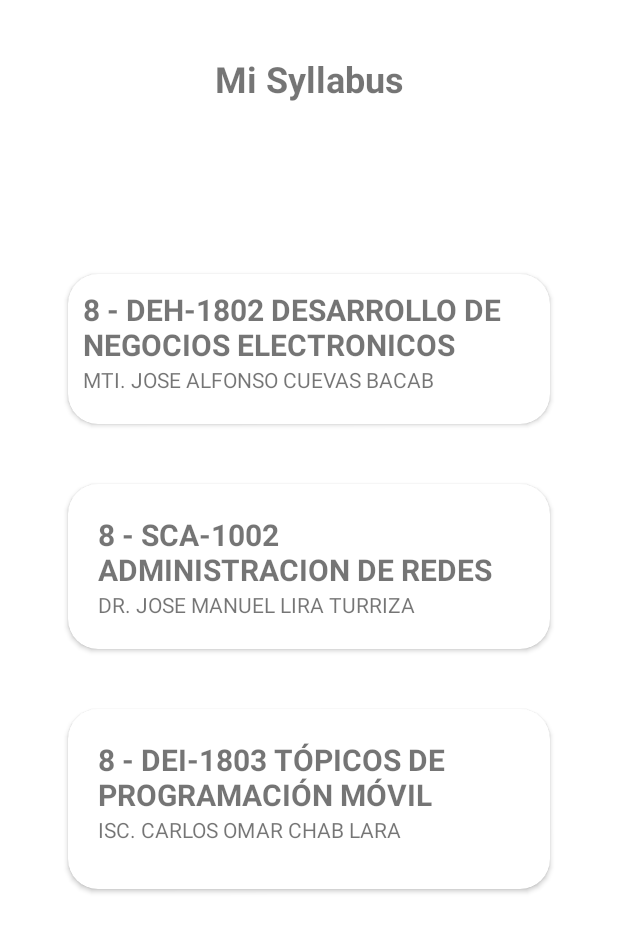
After one commit to RusselUc/ITESCAM, an Android app: the ControlEscolar screen opened directly, with no data from a screen before it, on a phone screen of 412 x 824 dp. The commit adds this screen. Shown: the top 932 px of the screen. Run offline under Robolectric (Android 15) with nearby library versions, the phone set to English and light mode, and no system bars; Roboto replaces fonts that are not available here.

Commit message:
Syllabus

```diff
--- a/mobilFrontend/app/src/main/AndroidManifest.xml
+++ b/mobilFrontend/app/src/main/AndroidManifest.xml
@@ -10,6 +10,9 @@
         android:supportsRtl="true"
         android:theme="@style/Theme.ITESCAM">
         <activity
+            android:name=".view.ControlEscolar"
+            android:exported="false" />
+        <activity
             android:name=".view.LoginActivity"
             android:exported="false" />
         <activity
@@ -17,8 +20,7 @@
             android:exported="false" />
         <activity
             android:name=".view.MainActivity"
-            android:exported="true"
-            >
+            android:exported="true">
             <intent-filter>
                 <action android:name="android.intent.action.MAIN" />
 
--- /dev/null
+++ b/mobilFrontend/app/src/main/java/com/example/itescam/view/ControlEscolar.java
@@ -0,0 +1,19 @@
+package com.example.itescam.view;
+
+import androidx.appcompat.app.AppCompatActivity;
+
+import android.os.Bundle;
+
+import com.example.itescam.R;
+
+public class ControlEscolar extends AppCompatActivity {
+
+    @Override
+    protected void onCreate(Bundle savedInstanceState) {
+        super.onCreate(savedInstanceState);
+        setContentView(R.layout.activity_control_escolar);
+    }
+
+
+
+}
--- a/mobilFrontend/app/src/main/java/com/example/itescam/view/dashboard.java
+++ b/mobilFrontend/app/src/main/java/com/example/itescam/view/dashboard.java
@@ -1,9 +1,12 @@
 package com.example.itescam.view;
 import androidx.appcompat.app.AppCompatActivity;
+
+import android.content.Intent;
 import android.os.Bundle;
 import android.view.View;
 import android.widget.ImageView;
 import android.widget.LinearLayout;
+import android.widget.TextView;
 
 import com.example.itescam.R;
 
@@ -11,6 +14,8 @@ public class dashboard extends AppCompatActivity {
 
     ImageView logo;
     LinearLayout menu;
+
+    LinearLayout syllabus;
 
     @Override
     protected void onCreate(Bundle savedInstanceState) {
@@ -20,8 +25,22 @@ public class dashboard extends AppCompatActivity {
         logo = findViewById(R.id.logoDashboard);
         menu = findViewById(R.id.llmenu);
 
+        syllabus = findViewById(R.id.btnSyllabus);
+
+        syllabus.setOnClickListener(new View.OnClickListener() {
+            @Override
+            public void onClick(View view) {
+                goToSyllabus();
+            }
+        });
+
         animation_view(logo);
         animation_view(menu);
+    }
+
+    public void goToSyllabus() {
+        Intent i = new Intent(this, ControlEscolar.class);
+        startActivity(i);
     }
 
     public void animation_view(View view){
--- /dev/null
+++ b/mobilFrontend/app/src/main/res/layout/activity_control_escolar.xml
@@ -0,0 +1,126 @@
+<?xml version="1.0" encoding="utf-8"?>
+<androidx.constraintlayout.widget.ConstraintLayout xmlns:android="http://schemas.android.com/apk/res/android"
+    xmlns:app="http://schemas.android.com/apk/res-auto"
+    xmlns:tools="http://schemas.android.com/tools"
+    android:layout_width="match_parent"
+    android:layout_height="match_parent"
+    tools:context=".view.ControlEscolar">
+
+    <TextView
+        android:id="@+id/textView2"
+        android:layout_width="wrap_content"
+        android:layout_height="wrap_content"
+        android:layout_marginTop="36dp"
+        android:text="Mi Syllabus"
+        android:textSize="24sp"
+        android:textStyle="bold"
+        app:layout_constraintEnd_toEndOf="parent"
+        app:layout_constraintStart_toStartOf="parent"
+        app:layout_constraintTop_toTopOf="parent" />
+
+    <LinearLayout
+        android:id="@+id/linearLayout2"
+        android:layout_width="361dp"
+        android:layout_height="504dp"
+        android:layout_marginBottom="64dp"
+        android:orientation="vertical"
+        app:layout_constraintBottom_toBottomOf="parent"
+        app:layout_constraintEnd_toEndOf="parent"
+        app:layout_constraintStart_toStartOf="parent"
+        app:layout_constraintTop_toBottomOf="@+id/textView2">
+
+        <androidx.cardview.widget.CardView
+            android:layout_width="match_parent"
+            android:layout_height="wrap_content"
+            android:layout_margin="20dp"
+            android:elevation="10dp"
+            app:cardCornerRadius="20dp"
+            app:contentPadding="10dp">
+
+            <LinearLayout
+                android:layout_width="match_parent"
+                android:layout_height="match_parent"
+                android:orientation="vertical">
+
+                <TextView
+                    android:id="@+id/textView13"
+                    android:layout_width="match_parent"
+                    android:layout_height="wrap_content"
+                    android:text="8 - DEH-1802 DESARROLLO DE NEGOCIOS ELECTRONICOS"
+                    android:textSize="20sp"
+                    android:textStyle="bold" />
+
+                <TextView
+                    android:id="@+id/txtView1"
+                    android:layout_width="match_parent"
+                    android:layout_height="29dp"
+                    android:text="MTI. JOSE ALFONSO CUEVAS BACAB"
+                    android:textSize="14sp" />
+
+            </LinearLayout>
+        </androidx.cardview.widget.CardView>
+
+        <androidx.cardview.widget.CardView
+            android:layout_width="match_parent"
+            android:layout_height="wrap_content"
+            android:layout_margin="20dp"
+            android:elevation="10dp"
+            app:cardCornerRadius="20dp"
+            app:contentPadding="20dp">
+
+            <LinearLayout
+                android:layout_width="match_parent"
+                android:layout_height="match_parent"
+                android:orientation="vertical">
+
+                <TextView
+                    android:id="@+id/textView11"
+                    android:layout_width="match_parent"
+                    android:layout_height="wrap_content"
+                    android:text="8 - SCA-1002 ADMINISTRACION DE REDES"
+                    android:textSize="20sp"
+                    android:textStyle="bold" />
+
+                <TextView
+                    android:id="@+id/txtView2"
+                    android:layout_width="match_parent"
+                    android:layout_height="wrap_content"
+                    android:text="DR. JOSE MANUEL LIRA TURRIZA" />
+            </LinearLayout>
+        </androidx.cardview.widget.CardView>
+
+        <androidx.cardview.widget.CardView
+            android:layout_width="match_parent"
+            android:layout_height="wrap_content"
+            android:layout_margin="20dp"
+            android:elevation="10dp"
+            app:cardCornerRadius="20dp"
+            app:contentPadding="20dp">
+
+            <LinearLayout
+                android:layout_width="match_parent"
+                android:layout_height="match_parent"
+                android:animateLayoutChanges="true"
+                android:orientation="vertical">
+
+                <TextView
+                    android:id="@+id/textView16"
+                    android:layout_width="match_parent"
+                    android:layout_height="wrap_content"
+                    android:text="8 - DEI-1803 TÓPICOS DE PROGRAMACIÓN MÓVIL  "
+                    android:textSize="20sp"
+                    android:textStyle="bold" />
+
+                <TextView
+                    android:id="@+id/txtView3"
+                    android:layout_width="match_parent"
+                    android:layout_height="29dp"
+                    android:text="ISC. CARLOS OMAR CHAB LARA"
+                    android:textSize="14sp" />
+
+            </LinearLayout>
+        </androidx.cardview.widget.CardView>
+
+    </LinearLayout>
+
+</androidx.constraintlayout.widget.ConstraintLayout>
--- a/mobilFrontend/app/src/main/res/layout/activity_dashboard.xml
+++ b/mobilFrontend/app/src/main/res/layout/activity_dashboard.xml
@@ -130,6 +130,7 @@
                 android:orientation="vertical">
 
                 <LinearLayout
+                    android:id="@+id/btnSyllabus"
                     android:layout_width="match_parent"
                     android:layout_height="120dp"
                     android:layout_marginLeft="10dp"
```
